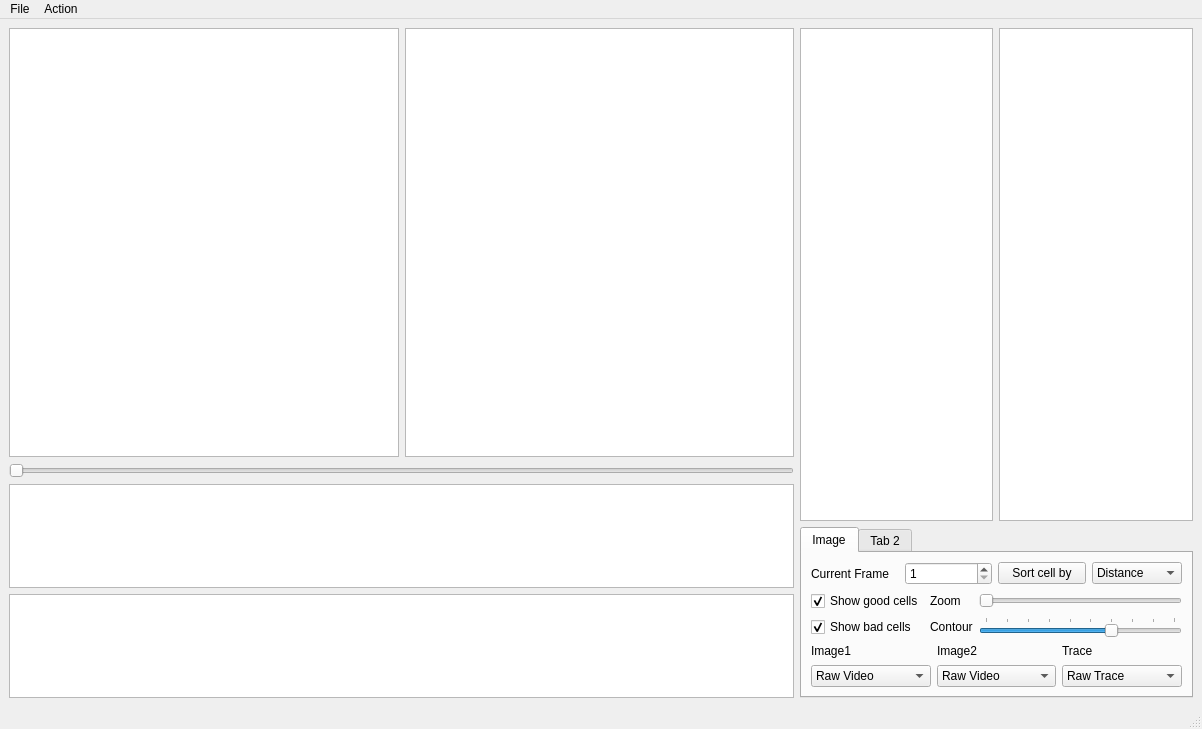
hongw-lab/CScreener, file main-window.ui: the form before one commit.
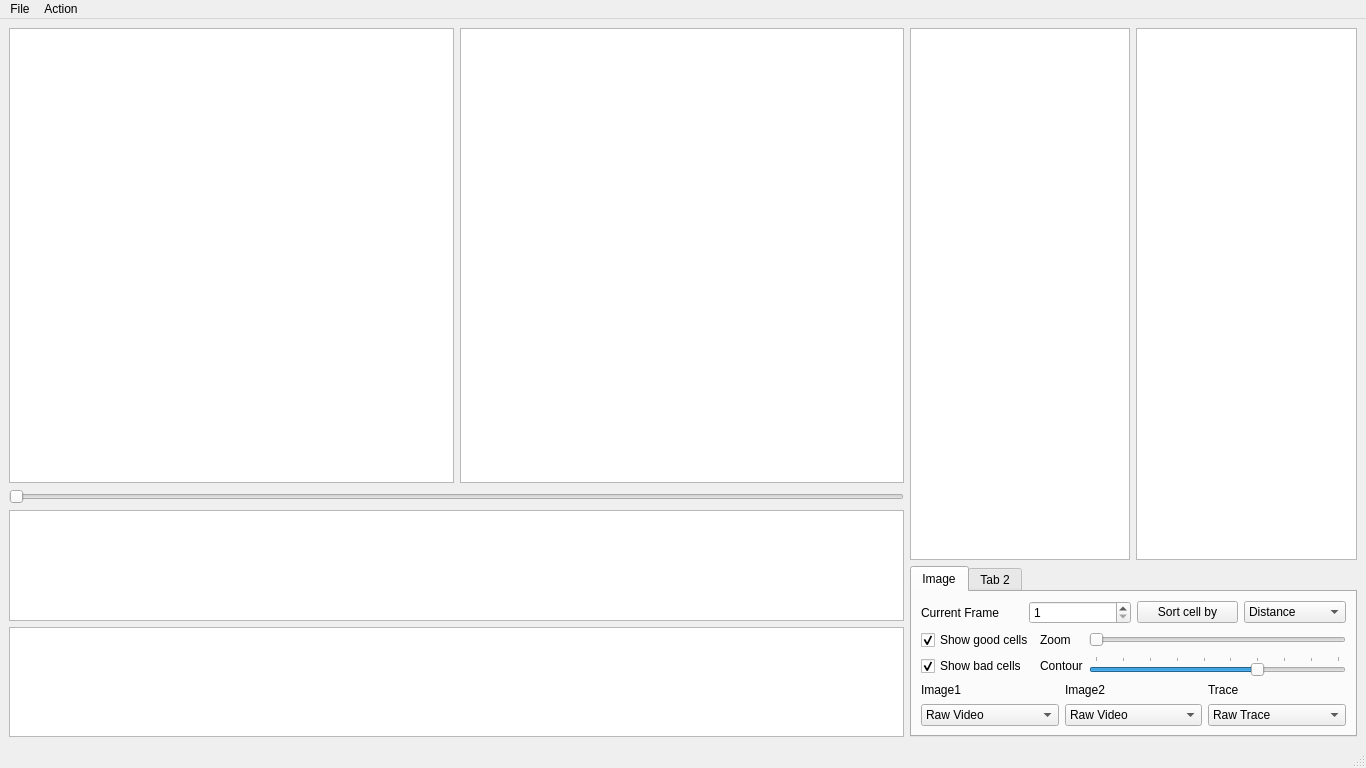
The form after the commit. Custom widgets are drawn as their Qt base class.

Commit message: spinbox and slider update dFF differently

```diff
--- a/main-window.ui
+++ b/main-window.ui
@@ -6,8 +6,8 @@
    <rect>
     <x>0</x>
     <y>0</y>
-    <width>1202</width>
-    <height>729</height>
+    <width>1366</width>
+    <height>768</height>
    </rect>
   </property>
   <property name="sizePolicy">
@@ -341,7 +341,7 @@
     <rect>
      <x>0</x>
      <y>0</y>
-     <width>1202</width>
+     <width>1366</width>
      <height>21</height>
     </rect>
    </property>
```
The commit also changes 5 other files.
